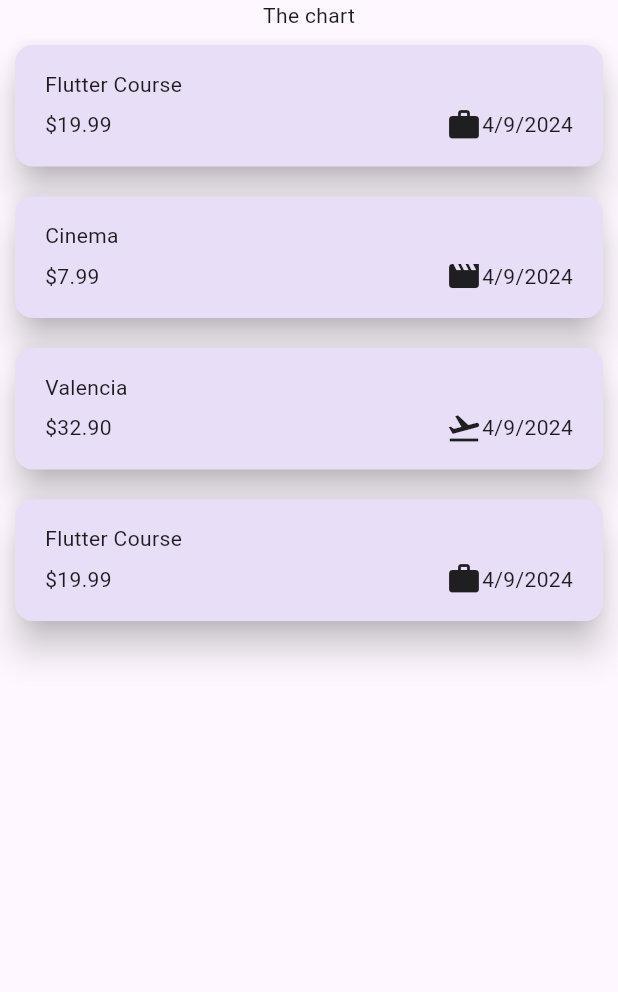
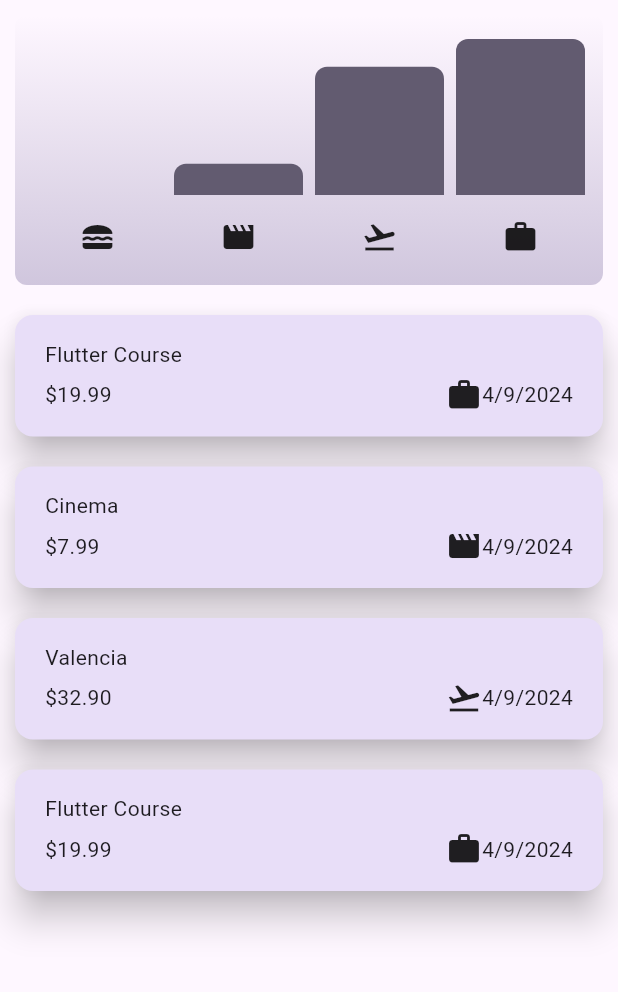
Before and after one commit to pRoxy94/ExpenseTracker, a Flutter app: the screen it shows after launch, on a phone screen of 412 x 824 dp, the part 84-1076 px from its top. Run offline on Flutter 3.47's test engine with Material 3 defaults, Android fonts, the phone set to English and light mode, and no system bars.

Commit message:
Added expenses chart

```diff
--- /dev/null
+++ b/lib/widgets/chart/chart.dart
@@ -0,0 +1,89 @@
+import 'package:expense_tracker/models/expense.dart';
+import 'package:expense_tracker/widgets/chart/chart_bar.dart';
+import 'package:flutter/material.dart';
+
+class Chart extends StatelessWidget {
+  const Chart({super.key, required this.expenses});
+
+  final List<Expense> expenses;
+
+  List<ExpenseBucket> get buckets {
+    return [
+      ExpenseBucket.forCategory(expenses, Category.food),
+      ExpenseBucket.forCategory(expenses, Category.leisure),
+      ExpenseBucket.forCategory(expenses, Category.travel),
+      ExpenseBucket.forCategory(expenses, Category.work),
+    ];
+  }
+
+  double get maxTotalExpense {
+    double maxTotalExpense = 0;
+
+    for (final bucket in buckets) {
+      if (bucket.totalExpenses > maxTotalExpense) {
+        maxTotalExpense = bucket.totalExpenses;
+      }
+    }
+
+    return maxTotalExpense;
+  }
+
+  @override
+  Widget build(BuildContext context) {
+    // container with linear gradient
+    return Container(
+      margin: const EdgeInsets.all(10),
+      padding: const EdgeInsets.symmetric(
+        vertical: 16,
+        horizontal: 8,
+      ),
+      width: double.infinity,
+      height: 180,
+      decoration: BoxDecoration(
+        borderRadius: BorderRadius.circular(8),
+        gradient: LinearGradient(
+          colors: [
+            Theme.of(context).colorScheme.primary.withOpacity(0.3),
+            Theme.of(context).colorScheme.primary.withOpacity(0.0)
+          ],
+          begin: Alignment.bottomCenter,
+          end: Alignment.topCenter,
+        ),
+      ),
+      /// Column with ChartBar and category icon
+      child: Column(
+        children: [
+          Expanded(
+            child: Row(
+              crossAxisAlignment: CrossAxisAlignment.end,
+              children: [
+                for (final bucket in buckets)
+                  ChartBar(fill:
+                    bucket.totalExpenses == 0
+                    ? 0
+                    : bucket.totalExpenses / maxTotalExpense
+                  )
+              ],
+            ),
+          ),
+
+          const SizedBox(height: 12),
+
+          Row(
+            children:
+              buckets.map(
+                (bucket) => Expanded(
+                  child: Padding(
+                    padding: const EdgeInsets.all(4.0),
+                    child: Icon(
+                      categoryIcons[bucket.category]
+                    ),
+                  ),
+                )
+              ).toList(),
+          )
+        ],
+      ),
+    );
+  }
+}
--- /dev/null
+++ b/lib/widgets/chart/chart_bar.dart
@@ -0,0 +1,31 @@
+import 'package:flutter/material.dart';
+
+class ChartBar extends StatelessWidget {
+  const ChartBar({
+    super.key,
+    required this.fill
+  });
+
+  final double fill;
+
+  @override
+  Widget build(BuildContext context) {
+    return Expanded(
+      child: Padding(
+        padding: const EdgeInsets.symmetric(horizontal: 4.0),
+        child: FractionallySizedBox(
+          heightFactor: fill,
+          child: DecoratedBox(
+            decoration: BoxDecoration(
+              shape: BoxShape.rectangle,
+              borderRadius: const BorderRadius.vertical(
+                top: Radius.circular(8)
+              ),
+              color: Theme.of(context).colorScheme.secondary
+            ),
+          ),
+        ),
+      ),
+    );
+  }
+}
--- a/lib/widgets/expenses.dart
+++ b/lib/widgets/expenses.dart
@@ -1,3 +1,4 @@
+import 'package:expense_tracker/widgets/chart/chart.dart';
 import 'package:expense_tracker/widgets/expenses_list/expenses_list.dart';
 import 'package:expense_tracker/models/expense.dart';
 import 'package:expense_tracker/widgets/new_expense.dart';
@@ -87,7 +88,7 @@ class _ExpensesState extends State<Expenses> {
       ),
       body: Column(
         children: [
-          const Text('The chart'),
+          Chart(expenses: _registeredExpenses),
           Expanded(child: mainContent)
         ],
       ),
```
